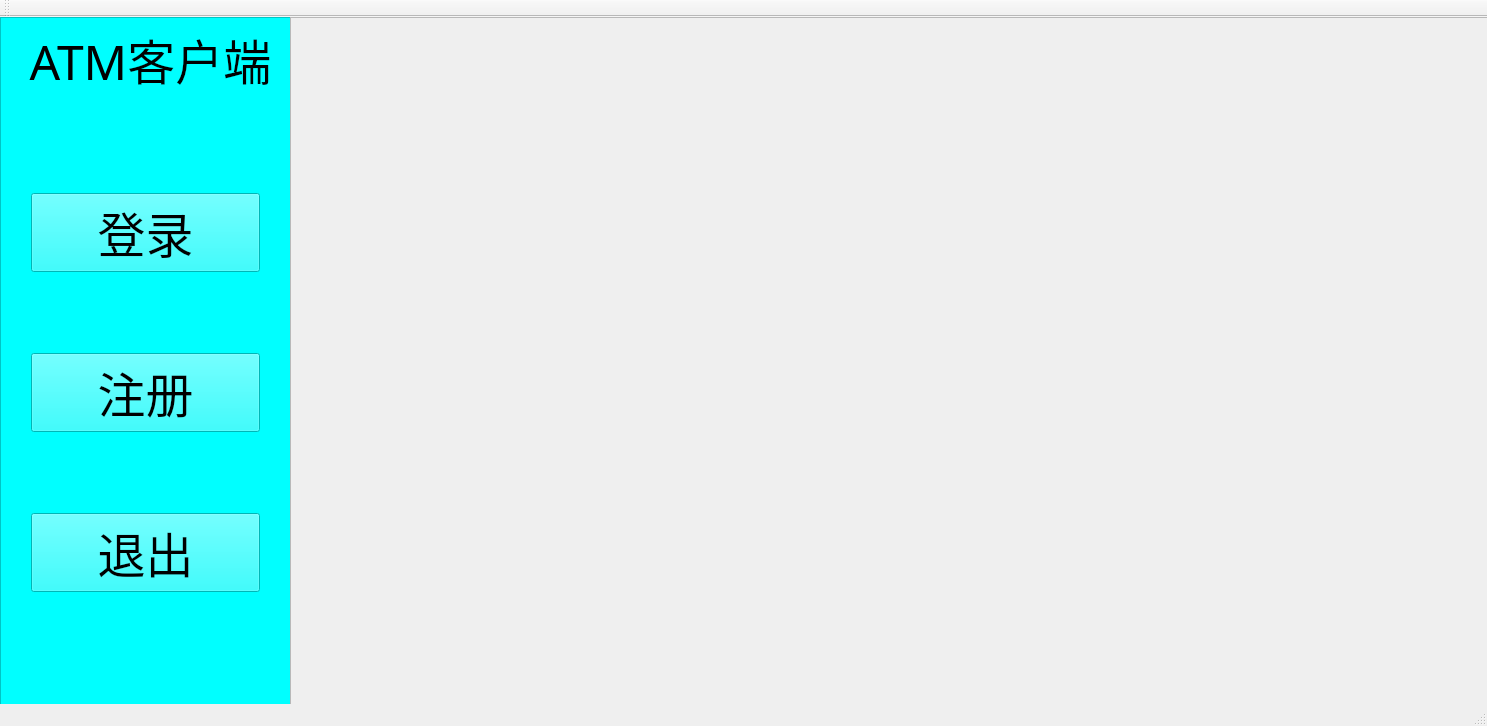
This is Client.ui in jiyilin/AutomaticTellerMachine as Qt 5 draws it before an edit. The edited form follows.
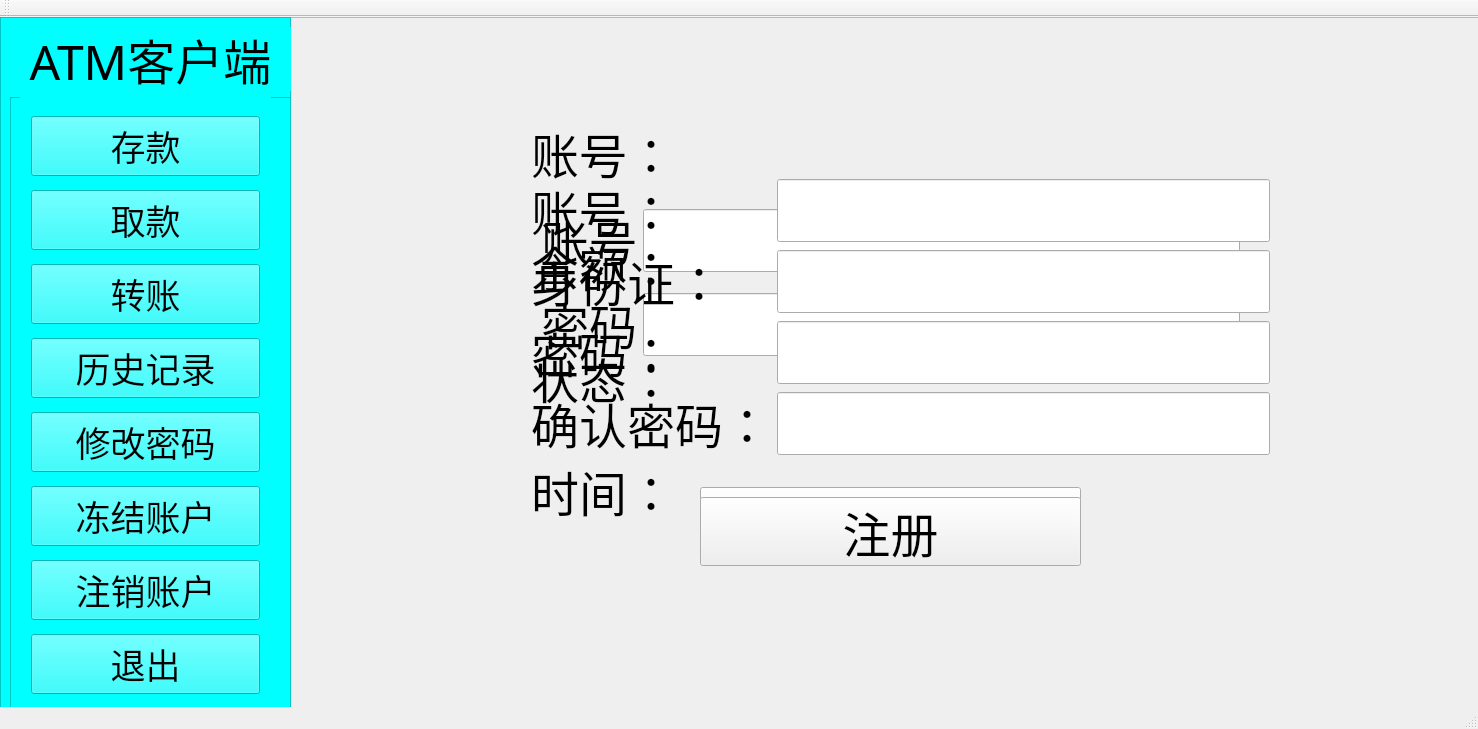
This is the edited form. Icons and pictures are not drawn.

```diff
--- a/Client.ui
+++ b/Client.ui
@@ -6,8 +6,8 @@
    <rect>
     <x>0</x>
     <y>0</y>
-    <width>1487</width>
-    <height>726</height>
+    <width>1478</width>
+    <height>729</height>
    </rect>
   </property>
   <property name="windowTitle">
@@ -108,8 +108,140 @@
       <set>Qt::AlignCenter</set>
      </property>
     </widget>
+    <widget class="QFrame" name="Menu">
+     <property name="geometry">
+      <rect>
+       <x>10</x>
+       <y>80</y>
+       <width>281</width>
+       <height>611</height>
+      </rect>
+     </property>
+     <property name="frameShape">
+      <enum>QFrame::StyledPanel</enum>
+     </property>
+     <property name="frameShadow">
+      <enum>QFrame::Raised</enum>
+     </property>
+     <widget class="QWidget" name="verticalLayoutWidget_2">
+      <property name="geometry">
+       <rect>
+        <x>10</x>
+        <y>0</y>
+        <width>251</width>
+        <height>620</height>
+       </rect>
+      </property>
+      <layout class="QVBoxLayout" name="MenuSearch">
+       <item>
+        <widget class="QPushButton" name="UserDeposit">
+         <property name="font">
+          <font>
+           <family>微软雅黑</family>
+           <pointsize>26</pointsize>
+          </font>
+         </property>
+         <property name="text">
+          <string>存款</string>
+         </property>
+        </widget>
+       </item>
+       <item>
+        <widget class="QPushButton" name="UserWithdrawal">
+         <property name="font">
+          <font>
+           <family>微软雅黑</family>
+           <pointsize>26</pointsize>
+          </font>
+         </property>
+         <property name="text">
+          <string>取款</string>
+         </property>
+        </widget>
+       </item>
+       <item>
+        <widget class="QPushButton" name="USerTransfer">
+         <property name="font">
+          <font>
+           <family>微软雅黑</family>
+           <pointsize>26</pointsize>
+          </font>
+         </property>
+         <property name="text">
+          <string>转账</string>
+         </property>
+        </widget>
+       </item>
+       <item>
+        <widget class="QPushButton" name="UserHistory">
+         <property name="font">
+          <font>
+           <family>微软雅黑</family>
+           <pointsize>26</pointsize>
+          </font>
+         </property>
+         <property name="text">
+          <string>历史记录</string>
+         </property>
+        </widget>
+       </item>
+       <item>
+        <widget class="QPushButton" name="UserChangePassword">
+         <property name="font">
+          <font>
+           <family>微软雅黑</family>
+           <pointsize>26</pointsize>
+          </font>
+         </property>
+         <property name="text">
+          <string>修改密码</string>
+         </property>
+        </widget>
+       </item>
+       <item>
+        <widget class="QPushButton" name="UserFreeze">
+         <property name="font">
+          <font>
+           <family>微软雅黑</family>
+           <pointsize>26</pointsize>
+          </font>
+         </property>
+         <property name="text">
+          <string>冻结账户</string>
+         </property>
+        </widget>
+       </item>
+       <item>
+        <widget class="QPushButton" name="UserLogout">
+         <property name="font">
+          <font>
+           <family>微软雅黑</family>
+           <pointsize>26</pointsize>
+          </font>
+         </property>
+         <property name="text">
+          <string>注销账户</string>
+         </property>
+        </widget>
+       </item>
+       <item>
+        <widget class="QPushButton" name="UserExit">
+         <property name="font">
+          <font>
+           <family>微软雅黑</family>
+           <pointsize>26</pointsize>
+          </font>
+         </property>
+         <property name="text">
+          <string>退出</string>
+         </property>
+        </widget>
+       </item>
+      </layout>
+     </widget>
+    </widget>
    </widget>
-   <widget class="QFrame" name="frame_2">
+   <widget class="QFrame" name="Background">
     <property name="geometry">
      <rect>
       <x>290</x>
@@ -127,7 +259,425 @@
     <property name="frameShadow">
      <enum>QFrame::Raised</enum>
     </property>
+    <widget class="QFrame" name="LoadWindow">
+     <property name="geometry">
+      <rect>
+       <x>0</x>
+       <y>0</y>
+       <width>1201</width>
+       <height>691</height>
+      </rect>
+     </property>
+     <property name="styleSheet">
+      <string notr="true">background-image: url(:/AutomaticTellerMachine/main.png);</string>
+     </property>
+     <property name="frameShape">
+      <enum>QFrame::StyledPanel</enum>
+     </property>
+     <property name="frameShadow">
+      <enum>QFrame::Raised</enum>
+     </property>
+     <widget class="QPushButton" name="LoadSure">
+      <property name="geometry">
+       <rect>
+        <x>410</x>
+        <y>470</y>
+        <width>381</width>
+        <height>69</height>
+       </rect>
+      </property>
+      <property name="font">
+       <font>
+        <pointsize>36</pointsize>
+       </font>
+      </property>
+      <property name="text">
+       <string>登录</string>
+      </property>
+     </widget>
+     <widget class="QWidget" name="gridLayoutWidget">
+      <property name="geometry">
+       <rect>
+        <x>240</x>
+        <y>170</y>
+        <width>721</width>
+        <height>191</height>
+       </rect>
+      </property>
+      <layout class="QGridLayout" name="LoadInput">
+       <item row="0" column="2">
+        <widget class="QLineEdit" name="LoadIdInput">
+         <property name="font">
+          <font>
+           <pointsize>36</pointsize>
+          </font>
+         </property>
+        </widget>
+       </item>
+       <item row="1" column="1">
+        <widget class="QLabel" name="LoadPasswordLable">
+         <property name="font">
+          <font>
+           <family>微软雅黑</family>
+           <pointsize>36</pointsize>
+          </font>
+         </property>
+         <property name="text">
+          <string>密码</string>
+         </property>
+        </widget>
+       </item>
+       <item row="0" column="1">
+        <widget class="QLabel" name="LoadIdLable">
+         <property name="font">
+          <font>
+           <family>微软雅黑</family>
+           <pointsize>36</pointsize>
+          </font>
+         </property>
+         <property name="text">
+          <string>账号</string>
+         </property>
+        </widget>
+       </item>
+       <item row="1" column="2">
+        <widget class="QLineEdit" name="LoadPasswordInput">
+         <property name="font">
+          <font>
+           <pointsize>36</pointsize>
+          </font>
+         </property>
+         <property name="echoMode">
+          <enum>QLineEdit::Password</enum>
+         </property>
+        </widget>
+       </item>
+      </layout>
+     </widget>
+     <widget class="QFrame" name="RegisteredWindow">
+      <property name="geometry">
+       <rect>
+        <x>0</x>
+        <y>0</y>
+        <width>1201</width>
+        <height>691</height>
+       </rect>
+      </property>
+      <property name="styleSheet">
+       <string notr="true">background-image: url(:/AutomaticTellerMachine/main.png);</string>
+      </property>
+      <property name="frameShape">
+       <enum>QFrame::StyledPanel</enum>
+      </property>
+      <property name="frameShadow">
+       <enum>QFrame::Raised</enum>
+      </property>
+      <widget class="QWidget" name="gridLayoutWidget_2">
+       <property name="geometry">
+        <rect>
+         <x>230</x>
+         <y>150</y>
+         <width>761</width>
+         <height>300</height>
+        </rect>
+       </property>
+       <layout class="QGridLayout" name="Registeredinput">
+        <item row="3" column="2">
+         <widget class="QLineEdit" name="RegisteredPasswordCheckInput">
+          <property name="font">
+           <font>
+            <pointsize>36</pointsize>
+           </font>
+          </property>
+          <property name="echoMode">
+           <enum>QLineEdit::Password</enum>
+          </property>
+         </widget>
+        </item>
+        <item row="0" column="1">
+         <widget class="QLabel" name="RegisteredIdLable">
+          <property name="font">
+           <font>
+            <family>微软雅黑</family>
+            <pointsize>36</pointsize>
+           </font>
+          </property>
+          <property name="text">
+           <string>账号：</string>
+          </property>
+         </widget>
+        </item>
+        <item row="0" column="2">
+         <widget class="QLineEdit" name="RegisteredIdInput">
+          <property name="font">
+           <font>
+            <pointsize>36</pointsize>
+           </font>
+          </property>
+         </widget>
+        </item>
+        <item row="2" column="2">
+         <widget class="QLineEdit" name="RegisteredPasswordInput">
+          <property name="font">
+           <font>
+            <pointsize>36</pointsize>
+           </font>
+          </property>
+          <property name="echoMode">
+           <enum>QLineEdit::Password</enum>
+          </property>
+         </widget>
+        </item>
+        <item row="1" column="1">
+         <widget class="QLabel" name="passwordLable_4">
+          <property name="font">
+           <font>
+            <family>微软雅黑</family>
+            <pointsize>36</pointsize>
+           </font>
+          </property>
+          <property name="text">
+           <string>身份证：</string>
+          </property>
+         </widget>
+        </item>
+        <item row="2" column="1">
+         <widget class="QLabel" name="passwordLable_2">
+          <property name="font">
+           <font>
+            <family>微软雅黑</family>
+            <pointsize>36</pointsize>
+           </font>
+          </property>
+          <property name="text">
+           <string>密码：</string>
+          </property>
+         </widget>
+        </item>
+        <item row="3" column="1">
+         <widget class="QLabel" name="passwordLable_3">
+          <property name="font">
+           <font>
+            <family>微软雅黑</family>
+            <pointsize>36</pointsize>
+           </font>
+          </property>
+          <property name="text">
+           <string>确认密码：</string>
+          </property>
+         </widget>
+        </item>
+        <item row="1" column="2">
+         <widget class="QLineEdit" name="RegisteredIdCardInput">
+          <property name="font">
+           <font>
+            <pointsize>36</pointsize>
+           </font>
+          </property>
+         </widget>
+        </item>
+       </layout>
+      </widget>
+      <widget class="QPushButton" name="RegisteredPushButton">
+       <property name="geometry">
+        <rect>
+         <x>410</x>
+         <y>480</y>
+         <width>381</width>
+         <height>69</height>
+        </rect>
+       </property>
+       <property name="font">
+        <font>
+         <pointsize>36</pointsize>
+        </font>
+       </property>
+       <property name="text">
+        <string>注册</string>
+       </property>
+      </widget>
+      <widget class="QFrame" name="LoadDashBoadWindow">
+       <property name="geometry">
+        <rect>
+         <x>0</x>
+         <y>0</y>
+         <width>1201</width>
+         <height>691</height>
+        </rect>
+       </property>
+       <property name="styleSheet">
+        <string notr="true">background-image: url(:/AutomaticTellerMachine/main.png);</string>
+       </property>
+       <property name="frameShape">
+        <enum>QFrame::StyledPanel</enum>
+       </property>
+       <property name="frameShadow">
+        <enum>QFrame::Raised</enum>
+       </property>
+       <widget class="QWidget" name="formLayoutWidget">
+        <property name="geometry">
+         <rect>
+          <x>230</x>
+          <y>90</y>
+          <width>711</width>
+          <height>431</height>
+         </rect>
+        </property>
+        <layout class="QFormLayout" name="LoadDashBoard">
+         <item row="0" column="0">
+          <widget class="QLabel" name="label">
+           <property name="font">
+            <font>
+             <family>微软雅黑</family>
+             <pointsize>36</pointsize>
+            </font>
+           </property>
+           <property name="text">
+            <string>账号：</string>
+           </property>
+          </widget>
+         </item>
+         <item row="2" column="0">
+          <widget class="QLabel" name="label_2">
+           <property name="font">
+            <font>
+             <family>微软雅黑</family>
+             <pointsize>36</pointsize>
+            </font>
+           </property>
+           <property name="text">
+            <string>余额：</string>
+           </property>
+          </widget>
+         </item>
+         <item row="4" column="0">
+          <widget class="QLabel" name="label_3">
+           <property name="font">
+            <font>
+             <family>微软雅黑</family>
+             <pointsize>36</pointsize>
+            </font>
+           </property>
+           <property name="text">
+            <string>状态：</string>
+           </property>
+          </widget>
+         </item>
+         <item row="6" column="0">
+          <widget class="QLabel" name="label_8">
+           <property name="font">
+            <font>
+             <family>微软雅黑</family>
+             <pointsize>36</pointsize>
+            </font>
+           </property>
+           <property name="text">
+            <string>时间：</string>
+           </property>
+          </widget>
+         </item>
+         <item row="0" column="1">
+          <widget class="QLabel" name="LoadDashBoardId">
+           <property name="font">
+            <font>
+             <family>微软雅黑</family>
+             <pointsize>36</pointsize>
+            </font>
+           </property>
+           <property name="text">
+            <string/>
+           </property>
+          </widget>
+         </item>
+         <item row="2" column="1">
+          <widget class="QLabel" name="LoadDashBoardCash">
+           <property name="font">
+            <font>
+             <family>微软雅黑</family>
+             <pointsize>36</pointsize>
+            </font>
+           </property>
+           <property name="text">
+            <string/>
+           </property>
+          </widget>
+         </item>
+         <item row="4" column="1">
+          <widget class="QLabel" name="LoadDashBoardState">
+           <property name="font">
+            <font>
+             <family>微软雅黑</family>
+             <pointsize>36</pointsize>
+            </font>
+           </property>
+           <property name="text">
+            <string/>
+           </property>
+          </widget>
+         </item>
+         <item row="6" column="1">
+          <widget class="QLabel" name="LoadDashBoardTime">
+           <property name="font">
+            <font>
+             <family>微软雅黑</family>
+             <pointsize>36</pointsize>
+            </font>
+           </property>
+           <property name="text">
+            <string/>
+           </property>
+          </widget>
+         </item>
+         <item row="1" column="1">
+          <spacer name="verticalSpacer">
+           <property name="orientation">
+            <enum>Qt::Vertical</enum>
+           </property>
+           <property name="sizeHint" stdset="0">
+            <size>
+             <width>20</width>
+             <height>40</height>
+            </size>
+           </property>
+          </spacer>
+         </item>
+         <item row="3" column="1">
+          <spacer name="verticalSpacer_2">
+           <property name="orientation">
+            <enum>Qt::Vertical</enum>
+           </property>
+           <property name="sizeHint" stdset="0">
+            <size>
+             <width>20</width>
+             <height>40</height>
+            </size>
+           </property>
+          </spacer>
+         </item>
+         <item row="5" column="1">
+          <spacer name="verticalSpacer_3">
+           <property name="orientation">
+            <enum>Qt::Vertical</enum>
+           </property>
+           <property name="sizeHint" stdset="0">
+            <size>
+             <width>20</width>
+             <height>40</height>
+            </size>
+           </property>
+          </spacer>
+         </item>
+        </layout>
+       </widget>
+      </widget>
+     </widget>
+     <zorder>gridLayoutWidget</zorder>
+     <zorder>LoadSure</zorder>
+     <zorder>RegisteredWindow</zorder>
+    </widget>
    </widget>
+   <zorder>Background</zorder>
+   <zorder>head</zorder>
   </widget>
   <widget class="QToolBar" name="mainToolBar">
    <attribute name="toolBarArea">
```
Left out of the diff: 98 changed lines with no effect on the pictures.
